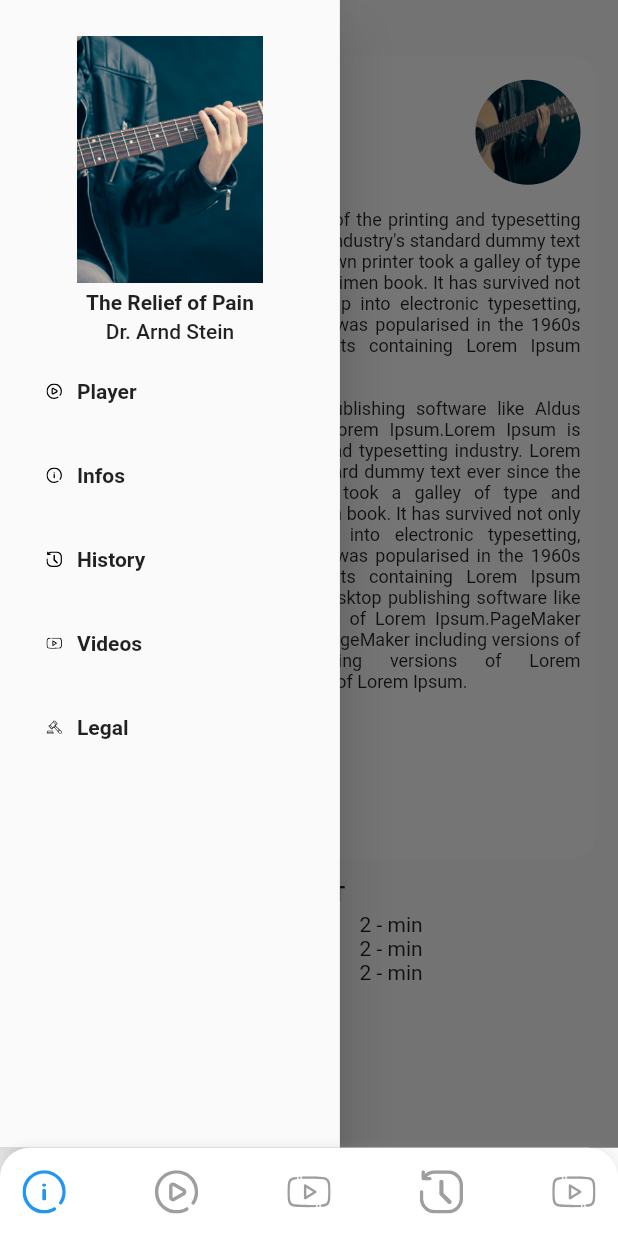
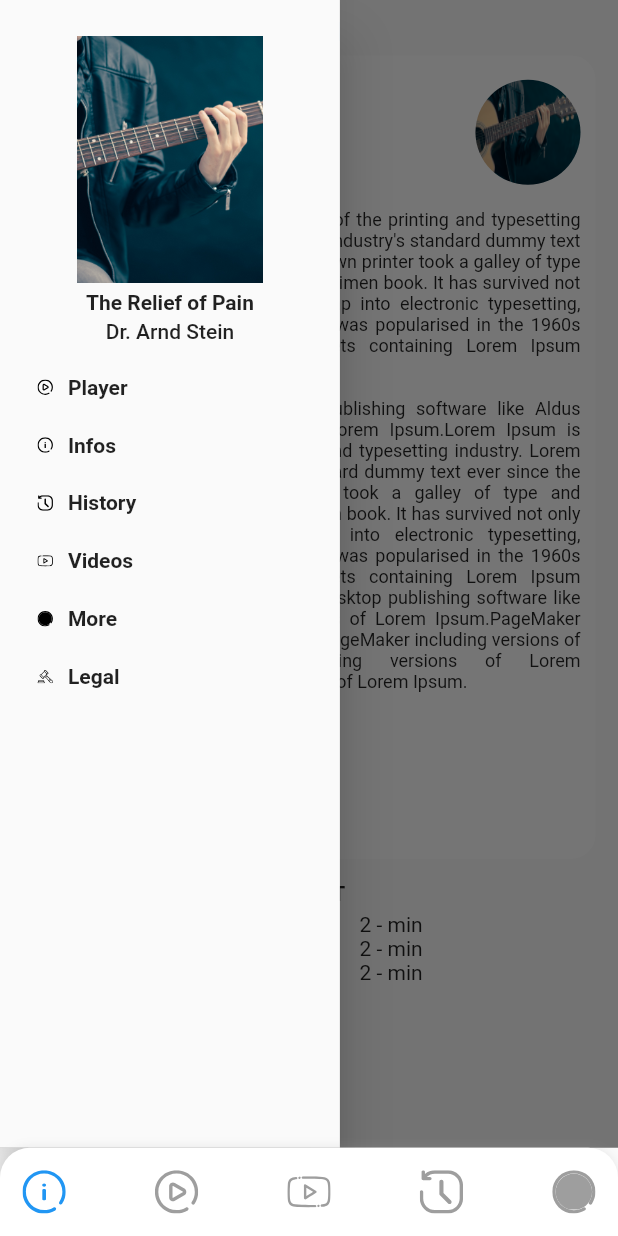
Before and after one commit to vrunds82/vtm, a Flutter app: the screen it shows after launch, after a tap on an icon or button, on a phone screen of 412 x 824 dp. Run offline on Flutter 3.47's test engine with Material 2 defaults, Android fonts, the phone set to English and light mode, and no system bars; our stand-ins replace flutter_svg, smooth_star_rating, youtube_player_flutter; missing offline and left inert: seekbar; Roboto replaces fonts that are missing (Montserrat-Light, Montserrat-Medium, Montserrat-Regular); project files that could hold a hidden picture were left out.

Commit message:
27-8 15:33

```diff
--- a/lib/Screens/Global_File/GlobalFile.dart
+++ b/lib/Screens/Global_File/GlobalFile.dart
@@ -64,11 +64,11 @@ class CustomAppBar extends StatelessWidget {
 }
 final String playerImage = 'assets/images/player.svg';
 final String infoImage = 'assets/images/info.svg';
-final String historymage = 'assets/images/history.svg';
+final String historyImage = 'assets/images/history.svg';
 final String videoImage = 'assets/images/youtube.svg';
 final String moreImage = 'assets/images/menu.svg';
 final String legalImage = 'assets/images/legal.svg';
-
+final String moreInfo = 'assets/images/moreinfo.svg';
 
 class CustomBottomBar extends StatefulWidget {
 
@@ -184,7 +184,7 @@ class _CustomBottomBarState extends State<CustomBottomBar> {
                 });
                 widget.click();
               },
-              child: SvgPicture.asset('assets/images/youtube.svg',
+              child: SvgPicture.asset('assets/images/moreinfo.svg',
                 color: Global.currentPageIndex==4?
                 VtmBlue:VtmGrey,
 
@@ -243,12 +243,10 @@ class CustomDrawer extends StatelessWidget {
 
                 ),
                 Padding(
-                  padding: const EdgeInsets.fromLTRB(15, 0, 15, 0),
+                  padding: const EdgeInsets.fromLTRB(25, 15, 15, 0),
                   child: Column(
                     children: [
-                      ListTile(
-
-                        title: Row(
+                      Row(
                           children: [
                             SvgPicture.asset(playerImage,height: MediaQuery.of(context).size.height*0.025,
                               width:MediaQuery.of(context).size.width*0.025,),
@@ -259,13 +257,8 @@ class CustomDrawer extends StatelessWidget {
                             ),),
                           ],
                         ),
-                        onTap: () {
-                          Navigator.pop(context);
-                        },
-                      ),
-                      ListTile(
-
-                        title: Row(
+                      SizedBox(height: 18,),
+                      Row(
                         children: [
                           SvgPicture.asset(infoImage,height: MediaQuery.of(context).size.height*0.025,
                             width:MediaQuery.of(context).size.width*0.025,),
@@ -276,18 +269,10 @@ class CustomDrawer extends StatelessWidget {
                           ),),
                         ],
                       ),
-                        onTap: () {
-                          // Update the state of the app
-                          // ...
-                          // Then close the drawer
-                          Navigator.pop(context);
-                        },
-                      ),
-                      ListTile(
-
-                        title: Row(
+                      SizedBox(height: 18,),
+                      Row(
                         children: [
-                            SvgPicture.asset(historymage,height: MediaQuery.of(context).size.height*0.025,
+                          SvgPicture.asset(historyImage,height: MediaQuery.of(context).size.height*0.025,
                             width:MediaQuery.of(context).size.width*0.025,),
                           SizedBox(width: 10,),
                           Text('History',style: TextStyle(
@@ -296,16 +281,8 @@ class CustomDrawer extends StatelessWidget {
                           ),),
                         ],
                       ),
-                        onTap: () {
-                          // Update the state of the app
-                          // ...
-                          // Then close the drawer
-                          Navigator.pop(context);
-                        },
-                      ),
-                      ListTile(
-
-                        title: Row(
+                      SizedBox(height: 18,),
+                      Row(
                         children: [
                           SvgPicture.asset(videoImage,height: MediaQuery.of(context).size.height*0.025,
                             width:MediaQuery.of(context).size.width*0.025,),
@@ -316,16 +293,20 @@ class CustomDrawer extends StatelessWidget {
                           ),),
                         ],
                       ),
-                        onTap: () {
-                          // Update the state of the app
-                          // ...
-                          // Then close the drawer
-                          Navigator.pop(context);
-                        },
+                      SizedBox(height: 18,),
+                      Row(
+                        children: [
+                          SvgPicture.asset(moreInfo,height: MediaQuery.of(context).size.height*0.025,
+                            width:MediaQuery.of(context).size.width*0.025,),
+                          SizedBox(width: 10,),
+                          Text('More',style: TextStyle(
+                              fontFamily: 'MontserratSubrayada-Bold',
+                              fontWeight: FontWeight.bold
+                          ),),
+                        ],
                       ),
-                      ListTile(
-
-                        title: Row(
+                      SizedBox(height: 18,),
+                      Row(
                         children: [
                           SvgPicture.asset(legalImage,height: MediaQuery.of(context).size.height*0.025,
                             width:MediaQuery.of(context).size.width*0.025,),
@@ -335,13 +316,6 @@ class CustomDrawer extends StatelessWidget {
                               fontWeight: FontWeight.bold
                           ),),
                         ],
-                        ),
-                        onTap: () {
-                          // Update the state of the app
-                          // ...
-                          // Then close the drawer
-                          Navigator.pop(context);
-                        },
                       ),
                     ],
                   ),
--- a/lib/Screens/MusicPlayer_Home/VtmHome.dart
+++ b/lib/Screens/MusicPlayer_Home/VtmHome.dart
@@ -77,7 +77,7 @@ class _VtmHomePageState extends State<VtmHomePage> {
 
     return Scaffold(
       key: _scaffoldKey,
-      //drawer: CustomDrawer(),
+      drawer: CustomDrawer(),
       //bottomNavigationBar: CustomBottomBar(),
       body: SafeArea(
         child: SingleChildScrollView(
@@ -106,7 +106,7 @@ class _VtmHomePageState extends State<VtmHomePage> {
                             mainAxisAlignment: MainAxisAlignment.start,
                             children: <Widget>[
                               Padding(
-                                padding: const EdgeInsets.fromLTRB(10, 10, 15, 20),
+                                padding: const EdgeInsets.fromLTRB(15, 10, 15, 20),
                                 child: Column(crossAxisAlignment: CrossAxisAlignment.start,
                                   mainAxisAlignment: MainAxisAlignment.start,
                                   children: <Widget>[
@@ -117,8 +117,9 @@ class _VtmHomePageState extends State<VtmHomePage> {
                                       _scaffoldKey.currentState.openDrawer();
 
                                   },
-                                      child: SvgPicture.asset(menuImage,height: MediaQuery.of(context).size.height*0.03,
-                                        width: MediaQuery.of(context).size.width*0.03,color: VtmWhite,))
+                                      child: Container(height: MediaQuery.of(context).size.width*0.05,
+                                          width: MediaQuery.of(context).size.width*0.05,
+                                          child: SvgPicture.asset(menuImage,color: VtmWhite,)))
                                   ],
                                 ),
                               ),
@@ -338,6 +339,7 @@ class _VtmHomePageState extends State<VtmHomePage> {
                             ),),
                         )
                       ],),
+                    SizedBox(height: 10,),
                   ],
                 ),
               )
```
Also changed, not shown: assets/images/moreinfo.svg (added). Lines whose indentation alone changed are shown as unchanged.
